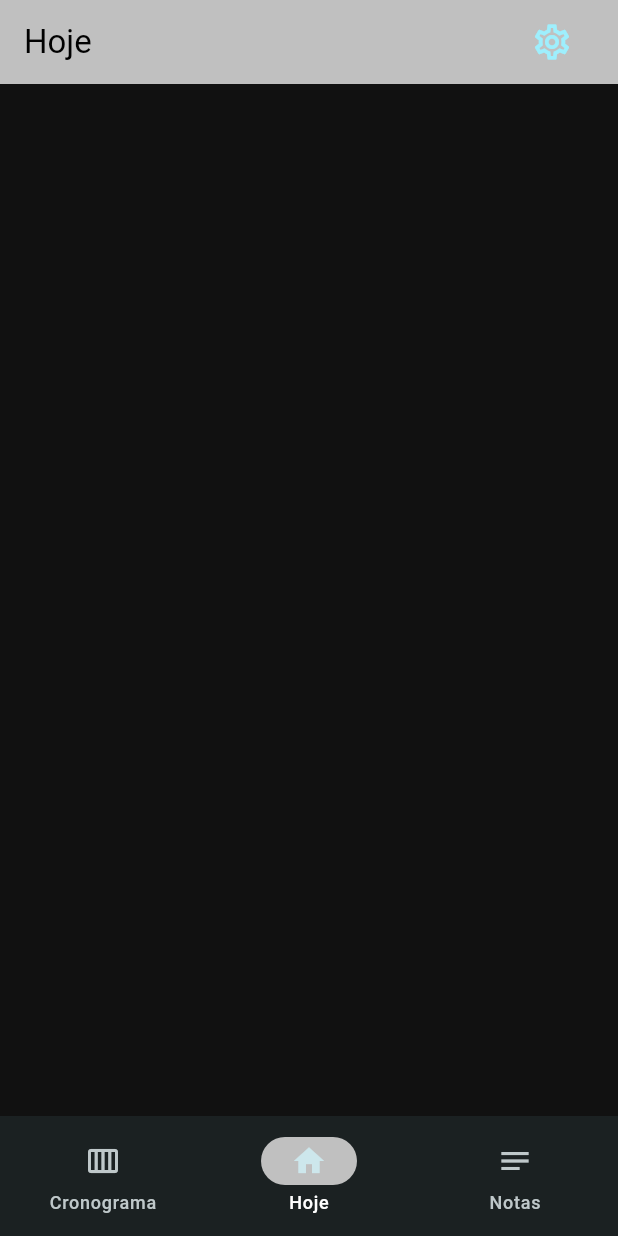
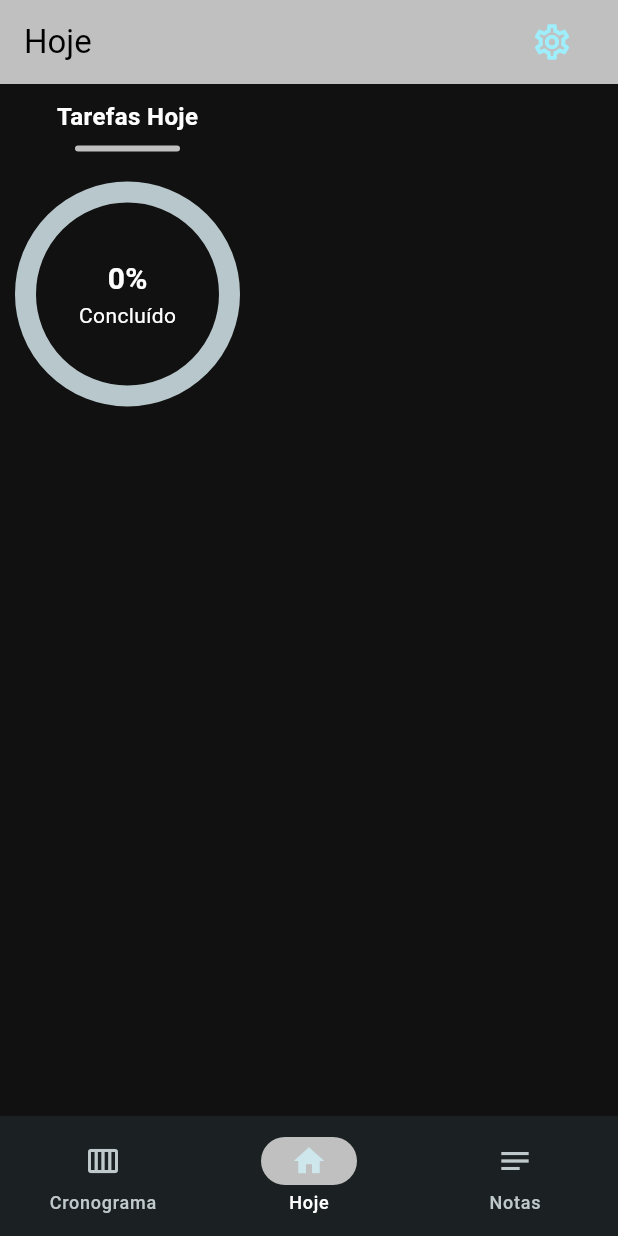
Before and after one commit to VictorHMR/Flowly, a Flutter app: the screen it shows after launch, on a phone screen of 412 x 824 dp. Run offline on Flutter 3.47's test engine with Material 3 defaults, Android fonts, the phone set to English and light mode, and no system bars; drawn by our look-alikes of percent_indicator; our stand-ins replace flex_color_scheme, gap, google_fonts, sqflite; accounts and stored records are empty.

Commit message:
feat/refactor/style: Criação da funcionalidade de completar tarefas, nova tela "Home", refatorando estrutura de pastas dentre outros.

```diff
--- a/lib/core/widgets/display_tiny_week_days.dart
+++ b/lib/core/widgets/display_tiny_week_days.dart
@@ -21,7 +21,7 @@ class DisplayTinyWeekDays extends StatelessWidget {
                   height: 4,
                   decoration: BoxDecoration(
                     color: selectedDays.contains(day)
-                        ? colors.primary
+                        ? colors.primaryContainer
                         : Colors.transparent,
                     borderRadius: BorderRadius.circular(999),
                   ),
@@ -32,7 +32,7 @@ class DisplayTinyWeekDays extends StatelessWidget {
                   style: TextStyle(
                     fontWeight: FontWeight.bold,
                     color: selectedDays.contains(day)
-                        ? colors.primary
+                        ? colors.primaryContainer
                         : colors.onSurfaceVariant,
                   ),
                 ),
--- a/lib/core/widgets/widgets.dart
+++ b/lib/core/widgets/widgets.dart
@@ -1,5 +1,4 @@
 export 'navbar.dart';
-export 'display_list_of_sched_tasks.dart';
 export 'section_title.dart';
 export 'editable_icon_card.dart';
 export 'editable_detail_card.dart';
--- a/lib/main.dart
+++ b/lib/main.dart
@@ -15,8 +15,8 @@ void main() async {
   runApp(
     MultiProvider(
       providers: [
-        ChangeNotifierProvider(create: (_) => RoutineViewModel()),
-        ChangeNotifierProvider(create: (_) => HomeViewModel()),
+        ChangeNotifierProvider(create: (_) => ScheduleTaskViewModel()),
+        ChangeNotifierProvider(create: (_) => TaskOccurrenceViewModel()),
         ChangeNotifierProvider(
           create: (_) => SelectionController<ScheduleTask>(),
         ),
--- a/lib/models/task_occurrence.dart
+++ b/lib/models/task_occurrence.dart
@@ -1,5 +1,4 @@
 import 'package:flowly/models/models.dart';
-import 'package:flutter/material.dart';
 
 class TaskOccurrence {
   int? id;
--- a/lib/viewmodels/routine_viewmodel.dart
+++ b/lib/viewmodels/schedule_task_viewmodel.dart
@@ -3,7 +3,7 @@ import 'package:flowly/repositories/schedule_task_repository.dart';
 import 'package:flowly/services/services.dart';
 import 'package:flutter/material.dart';
 
-class RoutineViewModel extends ChangeNotifier {
+class ScheduleTaskViewModel extends ChangeNotifier {
   final repository = ScheduleTaskRepository();
 
   List<ScheduleTask> scheduleTasks = [];
--- a/lib/viewmodels/home_viewmodel.dart
+++ b/lib/viewmodels/task_occurrence_viewmodel.dart
@@ -2,10 +2,22 @@ import 'package:flowly/models/models.dart';
 import 'package:flowly/repositories/repositories.dart';
 import 'package:flutter/material.dart';
 
-class HomeViewModel extends ChangeNotifier {
+class TaskOccurrenceViewModel extends ChangeNotifier {
   final repository = TaskOccurrenceRepository();
 
   List<TaskOccurrence> taskOccurrences = [];
+  List<TaskOccurrence> get completedTasks =>
+      taskOccurrences.where((e) => e.isComplete).toList();
+
+  List<TaskOccurrence> get pendingTasks =>
+      taskOccurrences.where((e) => !e.isComplete).toList();
+
+  double get progressPercent {
+    if (taskOccurrences.isEmpty) return 0;
+
+    return completedTasks.length / taskOccurrences.length;
+  }
+
   bool isLoading = false;
   Future<void> loadTaskOccurrences() async {
     final today = DateTime(
--- a/lib/viewmodels/viewmodels.dart
+++ b/lib/viewmodels/viewmodels.dart
@@ -1,2 +1,2 @@
-export 'routine_viewmodel.dart';
-export 'home_viewmodel.dart';
+export 'schedule_task_viewmodel.dart';
+export 'task_occurrence_viewmodel.dart';
--- /dev/null
+++ b/lib/views/home/home_screen.dart
@@ -0,0 +1,48 @@
+import 'package:flowly/core/widgets/widgets.dart';
+import 'package:flowly/viewmodels/viewmodels.dart';
+import 'package:flutter/material.dart';
+import 'package:gap/gap.dart';
+import 'package:provider/provider.dart';
+import 'widgets/daily_percent_indicator.dart';
+import 'widgets/display_list_of_task_occurrence.dart';
+
+class HomeScreen extends StatefulWidget {
+  const HomeScreen({super.key});
+
+  @override
+  State<HomeScreen> createState() => _HomeScreenState();
+}
+
+class _HomeScreenState extends State<HomeScreen> {
+  @override
+  void initState() {
+    super.initState();
+
+    Future.microtask(() {
+      context.read<TaskOccurrenceViewModel>().loadTaskOccurrences();
+    });
+  }
+
+  @override
+  Widget build(BuildContext context) {
+    final viewModel = context.watch<TaskOccurrenceViewModel>();
+
+    return Scaffold(
+      body: SingleChildScrollView(
+        padding: EdgeInsets.all(10),
+        child: Column(
+          crossAxisAlignment: CrossAxisAlignment.center,
+          children: [
+            SectionTitle(textValue: 'Tarefas Hoje'),
+            Gap(20),
+            DailyPercentIndicator(),
+            Gap(20),
+            DisplayListOfTaskOccurrence(isCompleted: false),
+            Gap(20),
+            DisplayListOfTaskOccurrence(isCompleted: true),
+          ],
+        ),
+      ),
+    );
+  }
+}
--- /dev/null
+++ b/lib/views/home/widgets/daily_percent_indicator.dart
@@ -0,0 +1,40 @@
+import 'package:flowly/core/utils/utils.dart';
+import 'package:flowly/viewmodels/viewmodels.dart';
+import 'package:flutter/material.dart';
+import 'package:percent_indicator/circular_percent_indicator.dart';
+import 'package:provider/provider.dart';
+
+class DailyPercentIndicator extends StatefulWidget {
+  const DailyPercentIndicator({super.key});
+
+  @override
+  State<DailyPercentIndicator> createState() => _DailyPercentIndicatorState();
+}
+
+class _DailyPercentIndicatorState extends State<DailyPercentIndicator> {
+  @override
+  Widget build(BuildContext context) {
+    final colors = context.colorScheme;
+    final viewModel = context.watch<TaskOccurrenceViewModel>();
+    return Column(
+      children: [
+        CircularPercentIndicator(
+          percent: viewModel.progressPercent,
+          progressColor: colors.primaryContainer,
+          lineWidth: 14,
+          radius: 75.0,
+          center: Column(
+            mainAxisAlignment: MainAxisAlignment.center,
+            children: [
+              Text(
+                '${(viewModel.progressPercent * 100).floor()}%',
+                style: TextStyle(fontSize: 20, fontWeight: FontWeight.bold),
+              ),
+              Text('Concluído'),
+            ],
+          ),
+        ),
+      ],
+    );
+  }
+}
--- a/lib/views/home_screen.dart
+++ /dev/null
@@ -1,40 +0,0 @@
-import 'package:flowly/core/utils/utils.dart';
-import 'package:flowly/models/models.dart';
-import 'package:flowly/viewmodels/viewmodels.dart';
-import 'package:flutter/material.dart';
-import 'package:provider/provider.dart';
-
-class HomeScreen extends StatefulWidget {
-  const HomeScreen({super.key});
-
-  @override
-  State<HomeScreen> createState() => _HomeScreenState();
-}
-
-class _HomeScreenState extends State<HomeScreen> {
-  @override
-  void initState() {
-    super.initState();
-
-    Future.microtask(() {
-      context.read<HomeViewModel>().loadTaskOccurrences();
-    });
-  }
-
-  @override
-  Widget build(BuildContext context) {
-    final screenSize = context.screenSize;
-    final colors = Theme.of(context).colorScheme;
-    final viewModel = context.watch<HomeViewModel>();
-
-    return Scaffold(
-      body: ListView.builder(
-        itemCount: viewModel.taskOccurrences.length,
-        itemBuilder: (ctx, index) {
-          final taskOccurrence = viewModel.taskOccurrences[index];
-          return Text(taskOccurrence.toMap().toString());
-        },
-      ),
-    );
-  }
-}
--- a/lib/views/schedule_task_details.dart
+++ b/lib/views/schedule_task/schedule_task_details.dart
@@ -41,7 +41,9 @@ class _ScheduleTaskDetailsState extends State<ScheduleTaskDetails> {
         actions: [
           ElevatedButton(
             onPressed: () async {
-              await context.read<RoutineViewModel>().saveTask(scheduleTask);
+              await context.read<ScheduleTaskViewModel>().saveTask(
+                scheduleTask,
+              );
 
               if (context.mounted) {
                 Navigator.pop(context);
--- a/pubspec.yaml
+++ b/pubspec.yaml
@@ -19,6 +19,7 @@ dependencies:
   sqflite: ^2.4.2+1
   path: ^1.9.1
   provider: ^6.1.5+1
+  percent_indicator: ^4.2.5
 dev_dependencies:
   flutter_test:
     sdk: flutter
```
Also changed, not shown: lib/core/widgets/navbar.dart (+4 -4 lines), lib/repositories/schedule_task_repository.dart (+12 -0 lines), lib/repositories/task_occurrence_repository.dart (+12 -1 lines), lib/views/home/widgets/display_list_of_task_occurrence.dart (added, +56 -0 lines), lib/views/home/widgets/task_occorrence_tile.dart (added, +88 -0 lines), lib/views/routine/routine_screen.dart (renamed from lib/views/routine_screen.dart, +5 -7 lines), lib/views/routine/widgets/display_list_of_sched_tasks.dart (renamed from lib/core/widgets/display_list_of_sched_tasks.dart, +8 -8 lines).
